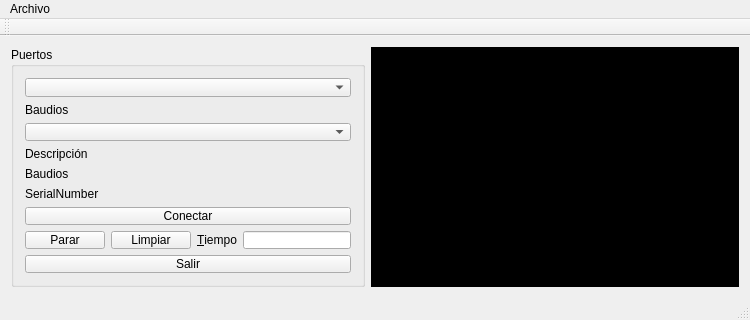
Old version of the form ventana.ui in the repository Yagord/Interfaz-QT-MPU-6050.
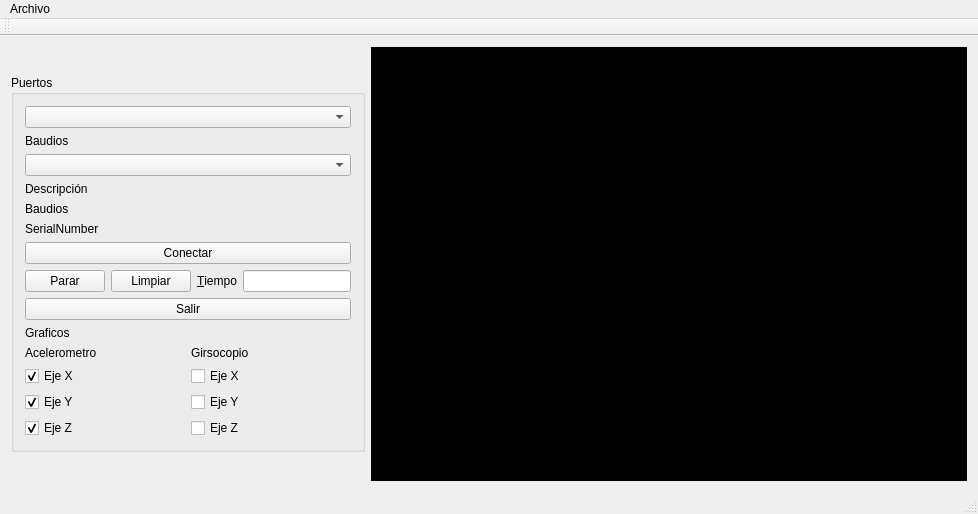
New version of the form.

```diff
--- a/ventana.ui
+++ b/ventana.ui
@@ -6,8 +6,8 @@
    <rect>
     <x>0</x>
     <y>0</y>
-    <width>750</width>
-    <height>320</height>
+    <width>978</width>
+    <height>514</height>
    </rect>
   </property>
   <property name="minimumSize">
@@ -115,6 +115,90 @@
          </property>
         </widget>
        </item>
+       <item>
+        <widget class="QLabel" name="label_2">
+         <property name="text">
+          <string>Graficos</string>
+         </property>
+        </widget>
+       </item>
+       <item>
+        <layout class="QHBoxLayout" name="horizontalLayout_3">
+         <item>
+          <layout class="QVBoxLayout" name="verticalLayout_2">
+           <item>
+            <widget class="QLabel" name="label">
+             <property name="text">
+              <string>Acelerometro</string>
+             </property>
+            </widget>
+           </item>
+           <item>
+            <widget class="QCheckBox" name="checkBoxAcY">
+             <property name="text">
+              <string>Eje X</string>
+             </property>
+             <property name="checked">
+              <bool>true</bool>
+             </property>
+            </widget>
+           </item>
+           <item>
+            <widget class="QCheckBox" name="checkBoxAcX">
+             <property name="text">
+              <string>Eje Y</string>
+             </property>
+             <property name="checked">
+              <bool>true</bool>
+             </property>
+            </widget>
+           </item>
+           <item>
+            <widget class="QCheckBox" name="checkBoxAcZ">
+             <property name="text">
+              <string>Eje Z</string>
+             </property>
+             <property name="checked">
+              <bool>true</bool>
+             </property>
+            </widget>
+           </item>
+          </layout>
+         </item>
+         <item>
+          <layout class="QVBoxLayout" name="verticalLayout_3">
+           <item>
+            <widget class="QLabel" name="label_3">
+             <property name="text">
+              <string>Girsocopio</string>
+             </property>
+            </widget>
+           </item>
+           <item>
+            <widget class="QCheckBox" name="checkBoxGyY">
+             <property name="text">
+              <string>Eje X</string>
+             </property>
+            </widget>
+           </item>
+           <item>
+            <widget class="QCheckBox" name="checkBoxGyZ">
+             <property name="text">
+              <string>Eje Y</string>
+             </property>
+            </widget>
+           </item>
+           <item>
+            <widget class="QCheckBox" name="checkBoxGyX">
+             <property name="text">
+              <string>Eje Z</string>
+             </property>
+            </widget>
+           </item>
+          </layout>
+         </item>
+        </layout>
+       </item>
       </layout>
      </widget>
     </item>
@@ -137,7 +221,7 @@
     <rect>
      <x>0</x>
      <y>0</y>
-     <width>750</width>
+     <width>978</width>
      <height>21</height>
     </rect>
    </property>
```
Left out of the diff: 24 changed lines with no effect on the pictures.
